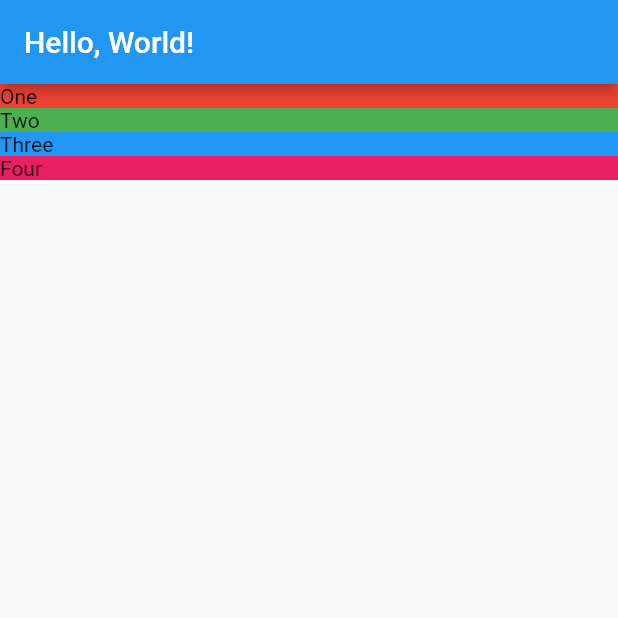
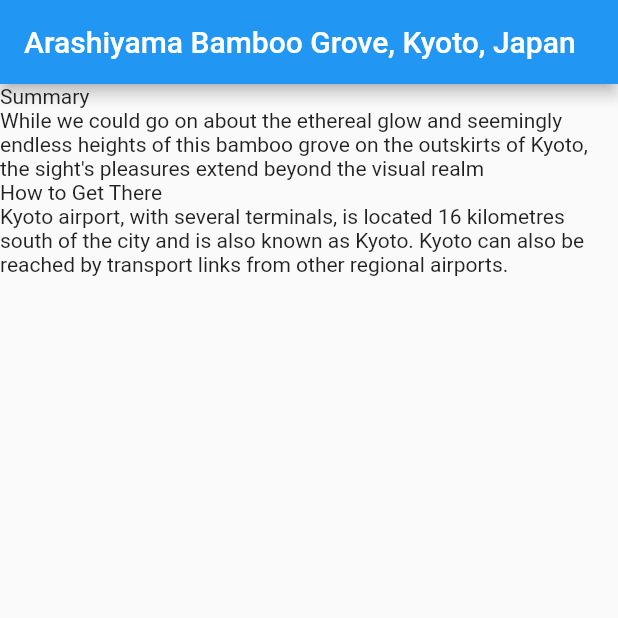
Before and after one commit to raditya1710/flutter_test_drive, a Flutter app: the screen it shows after launch, on a phone screen of 412 x 824 dp, the top half of it. Run offline on Flutter 3.47's test engine with Material 2 defaults, Android fonts, the phone set to English and light mode, and no system bars.

Commit message:
Lesson 04: Organizing Data with Models
1. Create Model that represent our data
2. Create a mock model, returning fake data
3. Update our StatelessWidget to take in a location parameter

```diff
--- a/lib/location_detail.dart
+++ b/lib/location_detail.dart
@@ -1,30 +1,39 @@
 import 'package:flutter/material.dart';
+import 'models/location.dart';
 
 class LocationDetail extends StatelessWidget {
+  final Location location;
+
+  LocationDetail(this.location);
+
   @override
   Widget build(BuildContext context) {
     return Scaffold(
       appBar: AppBar(
-        title: Text("Hello, World!"),
+        title: Text(location.name),
       ),
       body: Column(
         mainAxisAlignment: MainAxisAlignment.start,
         crossAxisAlignment: CrossAxisAlignment.stretch,
-        children: [
-          _section("One", Colors.red),
-          _section("Two", Colors.green),
-          _section("Three", Colors.blue),
-          _section("Four", Colors.pink),
-        ],
+        children: _renderFacts(location),
       ),
     );
   }
 
-  Widget _section(String title, Color color) {
-    return Container(
-        decoration: BoxDecoration(
-          color: color,
-        ),
-        child: Text(title));
+  List<Widget> _renderFacts(Location location) {
+    var result = List<Widget>();
+    for (int i = 0;i < location.facts.length; i++){
+      result.add(_sectionTitle(location.facts[i].title));
+      result.add(_sectionText(location.facts[i].text));
+    }
+    return result;
+  }
+
+  Widget _sectionTitle(String text){
+    return Text(text);
+  }
+
+  Widget _sectionText(String text){
+    return Text(text);
   }
 }
--- a/lib/main.dart
+++ b/lib/main.dart
@@ -1,8 +1,12 @@
 import 'package:flutter/material.dart';
 import 'location_detail.dart';
+import 'models/location.dart';
+import 'mocks/mock_location.dart';
 
 void main() {
+  final Location mockLocation = MockLocation.FetchAny();
+
   return runApp(MaterialApp(
-    home: LocationDetail(),
+    home: LocationDetail(mockLocation),
   ));
 }
--- /dev/null
+++ b/lib/mocks/mock_location.dart
@@ -0,0 +1,21 @@
+import '../models/location.dart';
+import '../models/location_fact.dart';
+
+class MockLocation extends Location {
+  static Location FetchAny() {
+    return Location(
+        name: 'Arashiyama Bamboo Grove, Kyoto, Japan',
+        url: 'https://goo.gl/Npy2K8',
+        facts: <LocationFact>[
+          LocationFact(
+            title: 'Summary',
+            text:
+                'While we could go on about the ethereal glow and seemingly endless heights of this bamboo grove on the outskirts of Kyoto, the sight\'s pleasures extend beyond the visual realm',
+          ),
+          LocationFact(
+              title: 'How to Get There',
+              text:
+                  'Kyoto airport, with several terminals, is located 16 kilometres south of the city and is also known as Kyoto. Kyoto can also be reached by transport links from other regional airports.'),
+        ]);
+  }
+}
--- /dev/null
+++ b/lib/models/location.dart
@@ -0,0 +1,9 @@
+import './location_fact.dart';
+
+class Location {
+  final String name;
+  final String url;
+  final List<LocationFact> facts;
+
+  Location({this.name, this.url, this.facts});
+}
--- /dev/null
+++ b/lib/models/location_fact.dart
@@ -0,0 +1,6 @@
+class LocationFact {
+  final String title;
+  final String text;
+
+  LocationFact({this.title, this.text});
+}
```
